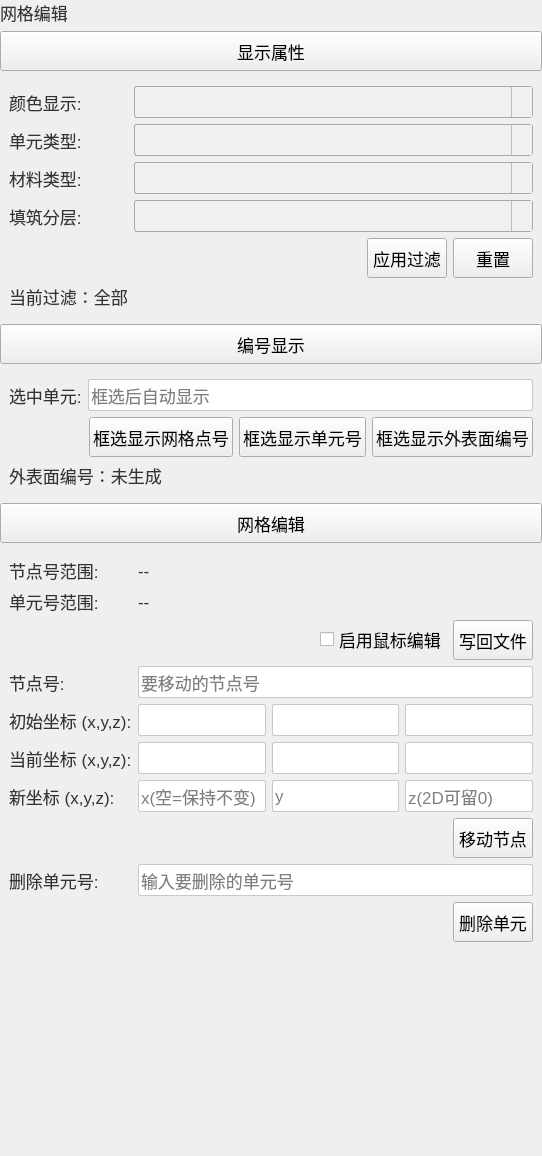
Old version of the form plugins/Base_Mesh/GridEditingWidget.ui in the repository asd977/base_cae.
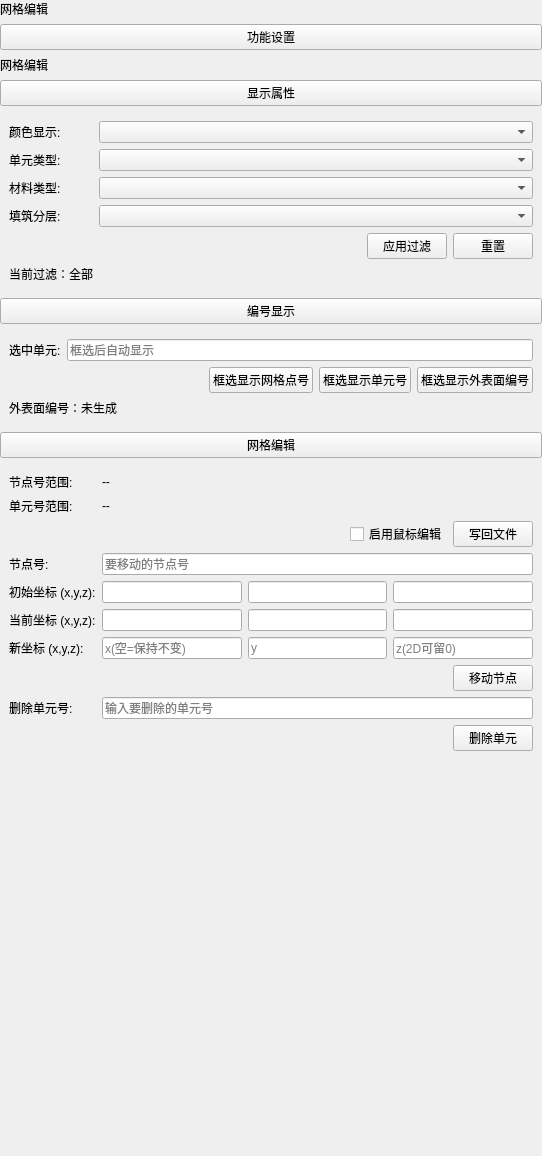
New version of the form. Icons and pictures are not drawn.

Commit message: fix(ui): place verticalSpacer at page root layout end

The edit to the form file:
```diff
--- a/plugins/Base_Mesh/GridEditingWidget.ui
+++ b/plugins/Base_Mesh/GridEditingWidget.ui
@@ -13,104 +13,6 @@
   <property name="windowTitle">
    <string>网格编辑</string>
   </property>
-  <property name="styleSheet">
-   <string notr="true">QWidget{
-font-family: &quot;Microsoft YaHei&quot;, &quot;微软雅黑&quot;;
-}
-QPushButton {
-    font-size: 17px;
-    min-height: 32px;
-}
-QPushButton#pushButton {
-    background-color: rgb(224, 233, 244);
-    border-width: 1px;
-    border-color: rgb(121, 121, 121);
-    border-style: solid;
-    min-height: 33px;
-    border-top: 1px solid rgb(169, 169, 169);
-    border-bottom: 1px solid rgb(169, 169, 169);
-    border-left: none;
-    border-right: none;
-    text-align: left;
-    padding-left: 15px;
-    font-size: 17px;
-}
-QLabel {
-    font-size: 17px;
-    color: rgb(51, 51, 51);
-}
-QLabel#pageNameLabel {
-    font-size: 20px;
-    padding-left: 9px;
-    color: rgb(53, 103, 147);
-}
-QLineEdit, QTextEdit, QPlainTextEdit, QSpinBox, QDoubleSpinBox, QDateTimeEdit {
-    border: 1px solid rgb(200, 200, 200);
-    border-radius: 2px;
-    font-size: 17px;
-    min-height: 30px;
-}
-QLineEdit:focus, QTextEdit:focus, QPlainTextEdit:focus,
-QSpinBox:focus, QDoubleSpinBox:focus, QDateTimeEdit:focus {
-    border-color: rgb(100, 100, 255);
-    outline: none;
-}
-QComboBox {
-    font-size: 17px;
-    color: rgb(51, 51, 51);
-    padding-left: 6px;
-    background: rgb(240, 240, 240);
-    border: 1px solid rgb(169, 169, 169);
-    border-radius: 3px;
-    min-height: 30px;
-}
-QComboBox::drop-down {
-    subcontrol-origin: padding;
-    subcontrol-position: top right;
-    width: 20px;
-    background: rgb(240, 240, 240);
-    border-left: 1px solid rgb(190, 190, 190);
-}
-QComboBox::down-arrow {
-    image: url(:/resources/arrow_down_drawn.svg);
-    width: 12px;
-    height: 12px;
-}
-QSpinBox::up-button, QDoubleSpinBox::up-button {
-    subcontrol-origin: border;
-    subcontrol-position: top right;
-    width: 18px;
-    border-left: 1px solid rgb(190, 190, 190);
-    border-bottom: 1px solid rgb(210, 210, 210);
-    background: rgb(240, 240, 240);
-}
-QSpinBox::down-button, QDoubleSpinBox::down-button {
-    subcontrol-origin: border;
-    subcontrol-position: bottom right;
-    width: 18px;
-    border-left: 1px solid rgb(190, 190, 190);
-    background: rgb(240, 240, 240);
-}
-QSpinBox::up-arrow, QDoubleSpinBox::up-arrow {
-    image: url(:/resources/arrow_up_drawn.svg);
-    width: 10px;
-    height: 10px;
-}
-QSpinBox::down-arrow, QDoubleSpinBox::down-arrow {
-    image: url(:/resources/arrow_down_drawn.svg);
-    width: 10px;
-    height: 10px;
-}
-QRadioButton, QCheckBox, QGroupBox {
-    font-size: 17px;
-}
-QTableWidget, QTreeWidget, QListWidget {
-    font-size: 16px;
-    gridline-color: rgb(210, 210, 210);
-}
-
-</string>
-  </property>
   <layout class="QVBoxLayout" name="verticalLayout">
    <property name="leftMargin">
     <number>0</number>
@@ -124,7 +26,21 @@
    <property name="bottomMargin">
     <number>0</number>
    </property>
+      <item>
+    <widget class="QLabel" name="pageNameLabel">
+     <property name="text">
+      <string>网格编辑</string>
+     </property>
+    </widget>
+   </item>
    <item>
+    <widget class="QPushButton" name="pushButton">
+     <property name="text">
+      <string>功能设置</string>
+     </property>
+    </widget>
+   </item>
+<item>
     <widget class="QLabel" name="label">
      <property name="sizePolicy">
       <sizepolicy hsizetype="Preferred" vsizetype="Fixed">
```
Left out of the diff: 8 changed lines with no effect on the pictures. The commit also changes 45 other files.
